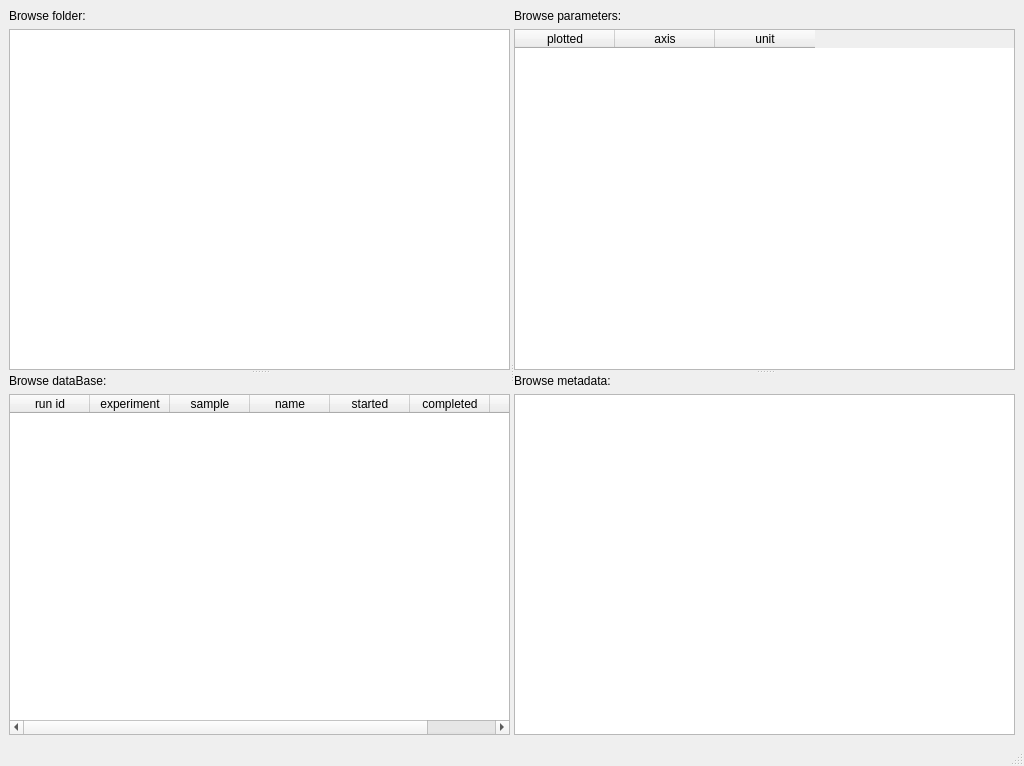
The window that ui/main.ui (pyplotter/pyplotter) describes before a commit, drawn with Qt 5.
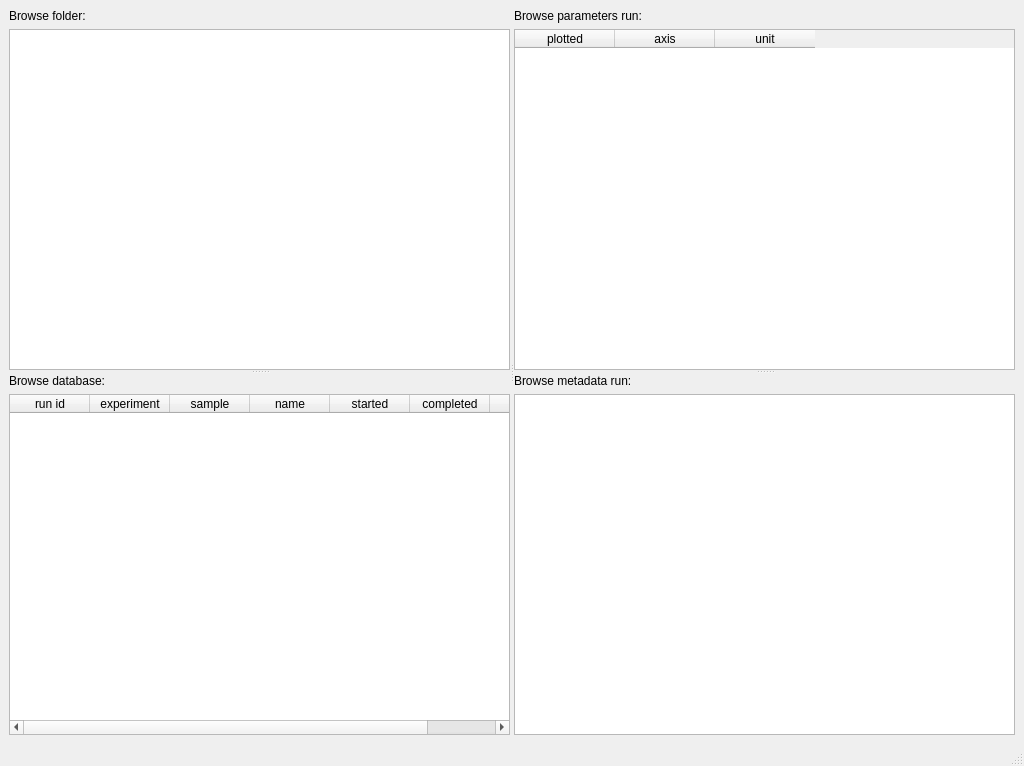
The same window after the commit.

Commit message: Display current browse database and run inGUI

What changed in the file:
```diff
--- a/ui/main.ui
+++ b/ui/main.ui
@@ -55,11 +55,34 @@
             <widget class="QWidget" name="layoutWidget_3">
              <layout class="QVBoxLayout" name="verticalLayout_11">
               <item>
+               <layout class="QHBoxLayout" name="horizontalLayout">
+                <item>
                <widget class="QLabel" name="labelDataBase">
+                  <property name="maximumSize">
+                   <size>
+                    <width>110</width>
+                    <height>16777215</height>
+                   </size>
+                  </property>
                 <property name="text">
-                 <string>Browse dataBase:</string>
-                </property>
-               </widget>
+                   <string>Browse database:</string>
+                  </property>
+                 </widget>
+                </item>
+                <item>
+                 <widget class="QLabel" name="labelCurrentDataBase">
+                  <property name="font">
+                   <font>
+                    <weight>75</weight>
+                    <bold>true</bold>
+                   </font>
+                  </property>
+                  <property name="text">
+                   <string/>
+                  </property>
+                 </widget>
+                </item>
+               </layout>
               </item>
               <item>
                <widget class="QTableWidget" name="tableWidgetDataBase">
@@ -134,11 +157,40 @@
             <widget class="QWidget" name="verticalLayoutWidget">
              <layout class="QVBoxLayout" name="verticalLayout_6">
               <item>
-               <widget class="QLabel" name="labelParameter">
+               <layout class="QHBoxLayout" name="horizontalLayout_2">
+                <item>
+                 <widget class="QLabel" name="labelRun">
+                  <property name="minimumSize">
+                   <size>
+                    <width>1</width>
+                    <height>0</height>
+                   </size>
+                  </property>
+                  <property name="maximumSize">
+                   <size>
+                    <width>150</width>
+                    <height>16777215</height>
+                   </size>
+                  </property>
                 <property name="text">
-                 <string>Browse parameters:</string>
-                </property>
-               </widget>
+                   <string>Browse parameters run:</string>
+                  </property>
+                 </widget>
+                </item>
+                <item>
+                 <widget class="QLabel" name="labelCurrentRun">
+                  <property name="font">
+                   <font>
+                    <weight>75</weight>
+                    <bold>true</bold>
+                   </font>
+                  </property>
+                  <property name="text">
+                   <string/>
+                  </property>
+                 </widget>
+                </item>
+               </layout>
               </item>
               <item>
                <widget class="QTableWidget" name="tableWidgetParameters">
@@ -164,11 +216,34 @@
             <widget class="QWidget" name="verticalLayoutWidget_2">
              <layout class="QVBoxLayout" name="verticalLayout_7">
               <item>
+               <layout class="QHBoxLayout" name="horizontalLayout_3">
+                <item>
                <widget class="QLabel" name="labelMetadata">
+                  <property name="maximumSize">
+                   <size>
+                    <width>140</width>
+                    <height>16777215</height>
+                   </size>
+                  </property>
                 <property name="text">
-                 <string>Browse metadata:</string>
-                </property>
-               </widget>
+                   <string>Browse metadata run:</string>
+                  </property>
+                 </widget>
+                </item>
+                <item>
+                 <widget class="QLabel" name="labelCurrentMetadata">
+                  <property name="font">
+                   <font>
+                    <weight>75</weight>
+                    <bold>true</bold>
+                   </font>
+                  </property>
+                  <property name="text">
+                   <string/>
+                  </property>
+                 </widget>
+                </item>
+               </layout>
               </item>
               <item>
                <widget class="QListWidget" name="listWidgetMetadata"/>
```
Lines whose indentation alone changed are shown as unchanged. The commit also changes 2 other files.
